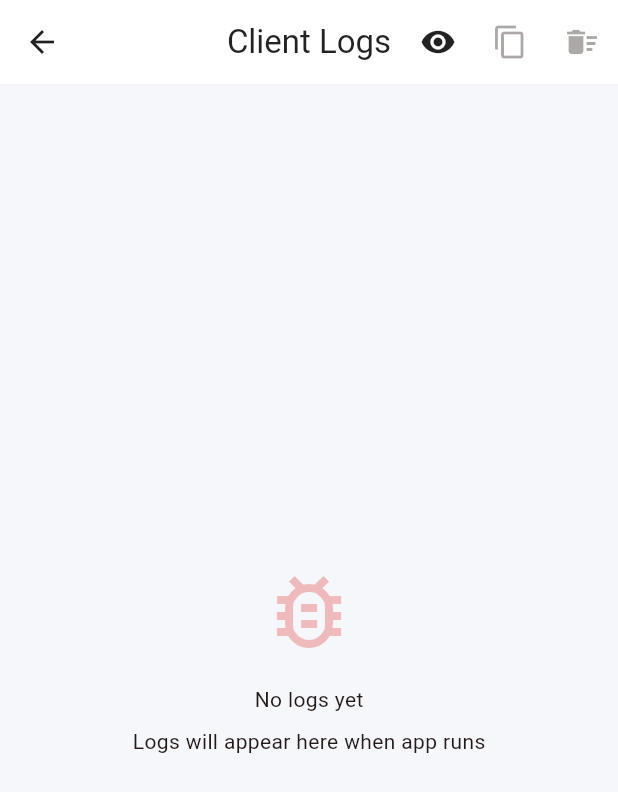
After one commit to MQpeng/claw-chat, a Flutter app: the ClientLogsPage screen opened directly, on a phone screen of 412 x 824 dp. The commit adds this screen. Shown: the top 792 px of the screen. Run offline on Flutter 3.47's test engine with Material 3 defaults, Android fonts, the phone set to English and light mode, and no system bars; our stand-ins replace audioplayers, dio, file_picker, flutter_markdown, flutter_riverpod, flutter_slidable and 10 more; missing offline and left inert: flutter_pdfview, mobile_scanner; accounts and stored records are empty.

Commit message:
feat: add Connect and Logs menu items, allow opening session offline even when disconnected

```diff
--- a/lib/l10n/app_en.arb
+++ b/lib/l10n/app_en.arb
@@ -75,5 +75,8 @@
   "chooseFromGallery": "Choose from Gallery",
   "chooseFile": "Choose File",
   "notConnectedCannotOpenSession": "Not connected to OpenClaw Gateway. Cannot open session.",
-  "notConnectedCannotCreateSession": "Not connected to OpenClaw Gateway. Cannot create new session."
+  "notConnectedCannotCreateSession": "Not connected to OpenClaw Gateway. Cannot create new session.",
+  "connect": "Connect",
+  "logs": "Logs",
+  "notConnectedWillOpenOffline": "Not connected. Opening session in offline mode. Will auto-reconnect."
 }
--- a/lib/l10n/app_localizations.dart
+++ b/lib/l10n/app_localizations.dart
@@ -526,6 +526,18 @@ abstract class AppLocalizations {
   /// In en, this message translates to:
   /// **'Not connected to OpenClaw Gateway. Cannot create new session.'**
   String get notConnectedCannotCreateSession;
+
+  /// No description provided for @logs.
+  ///
+  /// In en, this message translates to:
+  /// **'Logs'**
+  String get logs;
+
+  /// No description provided for @notConnectedWillOpenOffline.
+  ///
+  /// In en, this message translates to:
+  /// **'Not connected. Opening session in offline mode. Will auto-reconnect.'**
+  String get notConnectedWillOpenOffline;
 }
 
 class _AppLocalizationsDelegate extends LocalizationsDelegate<AppLocalizations> {
--- a/lib/l10n/app_localizations_en.dart
+++ b/lib/l10n/app_localizations_en.dart
@@ -223,4 +223,10 @@ class AppLocalizationsEn extends AppLocalizations {
 
   @override
   String get notConnectedCannotCreateSession => 'Not connected to OpenClaw Gateway. Cannot create new session.';
+
+  @override
+  String get logs => 'Logs';
+
+  @override
+  String get notConnectedWillOpenOffline => 'Not connected. Opening session in offline mode. Will auto-reconnect.';
 }
--- a/lib/l10n/app_localizations_zh.dart
+++ b/lib/l10n/app_localizations_zh.dart
@@ -223,4 +223,10 @@ class AppLocalizationsZh extends AppLocalizations {
 
   @override
   String get notConnectedCannotCreateSession => '未连接到 OpenClaw Gateway，无法新建会话。';
+
+  @override
+  String get logs => '日志';
+
+  @override
+  String get notConnectedWillOpenOffline => '未连接，将以离线模式打开会话，将自动重连。';
 }
--- a/lib/l10n/app_zh.arb
+++ b/lib/l10n/app_zh.arb
@@ -75,5 +75,8 @@
   "chooseFromGallery": "从相册选择",
   "chooseFile": "选择文件",
   "notConnectedCannotOpenSession": "未连接到 OpenClaw Gateway，无法打开会话。",
-  "notConnectedCannotCreateSession": "未连接到 OpenClaw Gateway，无法新建会话。"
+  "notConnectedCannotCreateSession": "未连接到 OpenClaw Gateway，无法新建会话。",
+  "connect": "连接",
+  "logs": "日志",
+  "notConnectedWillOpenOffline": "未连接，将以离线模式打开会话，将自动重连。"
 }
--- /dev/null
+++ b/lib/presentation/pages/client_logs_page.dart
@@ -0,0 +1,137 @@
+import 'package:flutter/material.dart';
+import 'dart:convert';
+import 'package:flutter/services.dart';
+
+class ClientLogsPage extends StatefulWidget {
+  const ClientLogsPage({super.key});
+
+  @override
+  State<ClientLogsPage> createState() => _ClientLogsPageState();
+}
+
+class _ClientLogsPageState extends State<ClientLogsPage> {
+  final List<String> _logs = [];
+  bool _autoScroll = true;
+  final ScrollController _scrollController = ScrollController();
+
+  @override
+  void initState() {
+    super.initState();
+    _loadLogs();
+  }
+
+  @override
+  void dispose() {
+    _scrollController.dispose();
+    super.dispose();
+  }
+
+  Future<void> _loadLogs() async {
+    // For now, we'll capture print output
+    // In future we can implement persistent logging
+    setState(() {
+      _logs.clear();
+    });
+  }
+
+  void _scrollToBottom() {
+    if (!_autoScroll) return;
+    WidgetsBinding.instance.addPostFrameCallback((_) {
+      if (_scrollController.hasClients) {
+        _scrollController.animateTo(
+          _scrollController.position.maxScrollExtent,
+          duration: const Duration(milliseconds: 300),
+          curve: Curves.easeOut,
+        );
+      }
+    });
+  }
+
+  Future<void> _clearLogs() async {
+    setState(() {
+      _logs.clear();
+    });
+  }
+
+  Future<void> _copyLogs() async {
+    final text = _logs.join('\n');
+    if (text.isEmpty) return;
+    await Clipboard.setData(ClipboardData(text: text));
+    if (mounted) {
+      ScaffoldMessenger.of(context).showSnackBar(
+        const SnackBar(content: Text('Logs copied to clipboard')),
+      );
+    }
+  }
+
+  @override
+  Widget build(BuildContext context) {
+    final theme = Theme.of(context);
+    return Scaffold(
+      appBar: AppBar(
+        title: const Text('Client Logs'),
+        actions: [
+          IconButton(
+            icon: Icon(
+              _autoScroll ? Icons.visibility : Icons.visibility_off,
+            ),
+            onPressed: () {
+              setState(() {
+                _autoScroll = !_autoScroll;
+              });
+            },
+            tooltip: _autoScroll ? 'Pause auto-scroll' : 'Resume auto-scroll',
+          ),
+          IconButton(
+            icon: const Icon(Icons.copy),
+            onPressed: _logs.isEmpty ? null : _copyLogs,
+            tooltip: 'Copy all logs',
+          ),
+          IconButton(
+            icon: const Icon(Icons.delete_sweep),
+            onPressed: _logs.isEmpty ? null : _clearLogs,
+            tooltip: 'Clear logs',
+          ),
+        ],
+      ),
+      body: _logs.isEmpty
+          ? Center(
+              child: Column(
+                mainAxisAlignment: MainAxisAlignment.center,
+                children: [
+                  Icon(
+                    Icons.bug_report_outlined,
+                    size: 64,
+                    color: theme.colorScheme.primary.withOpacity(0.3),
+                  ),
+                  const SizedBox(height: 16),
+                  const Text('No logs yet'),
+                  const SizedBox(height: 8),
+                  const Text('Logs will appear here when app runs'),
+                ],
+              ),
+            )
+          : ListView.builder(
+              controller: _scrollController,
+              itemCount: _logs.length,
+              itemBuilder: (context, index) {
+                final log = _logs[index];
+                return Padding(
+                  padding: const EdgeInsets.symmetric(
+                    horizontal: 8,
+                    vertical: 4,
+                  ),
+                  child: SelectableText(
+                    log,
+                    style: TextStyle(
+                      fontFamily: 'monospace',
+                      fontSize: 12,
+                      color: theme.textTheme.bodyMedium?.color,
+                    ),
+                  ),
+                );
+              },
+            ),
+    );
+  }
+}
```
Also changed, not shown: lib/presentation/pages/home_page.dart (+25 -12 lines).
